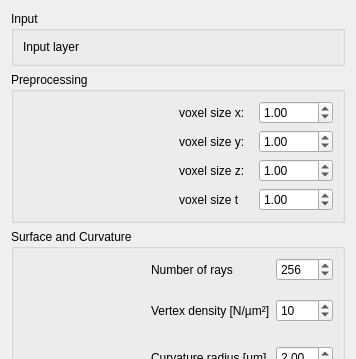
Qt form src/napari_stress/widget.ui (campaslab/napari-stress) before a commit; both pictures show x 0 to 356 and y 0 to 359 of the 356 by 634 pixel window.
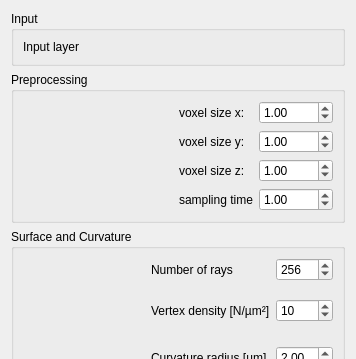
The same form after that commit.

Commit message: Fixed tab order and changed input labels

Patch:
```diff
--- a/src/napari_stress/widget.ui
+++ b/src/napari_stress/widget.ui
@@ -52,7 +52,7 @@
       <item row="3" column="2">
        <widget class="QLabel" name="label_5">
         <property name="text">
-         <string>voxel size t</string>
+         <string>sampling time</string>
         </property>
        </widget>
       </item>
```
Left out of the diff: 12 changed lines with no effect on the pictures.
